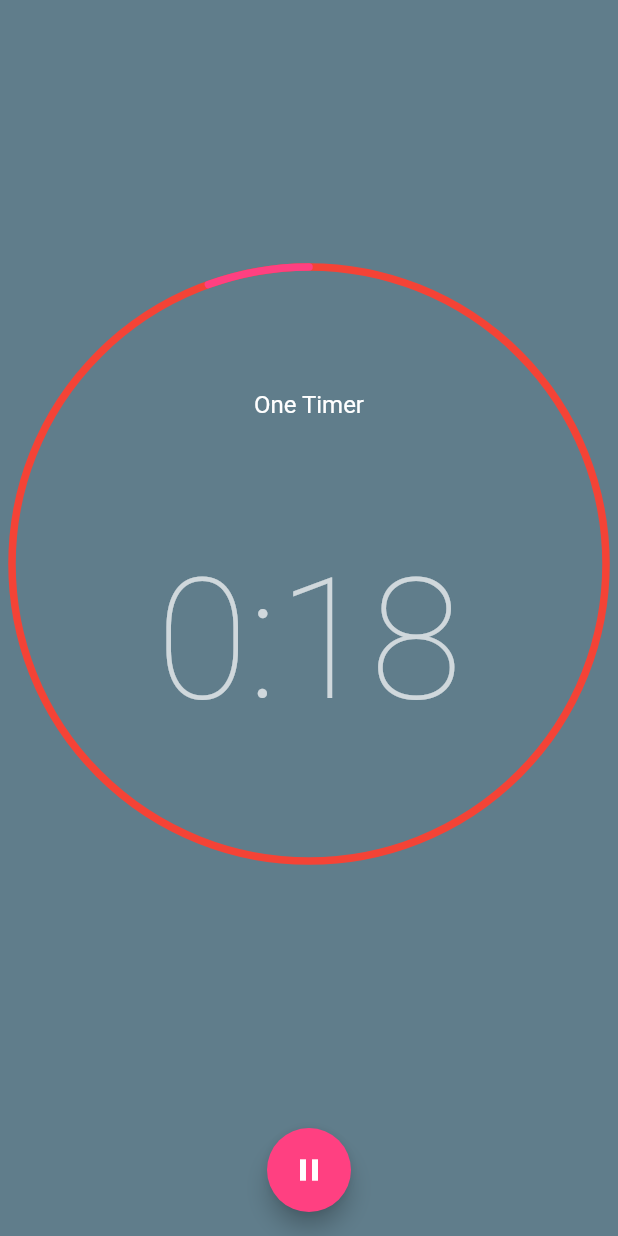
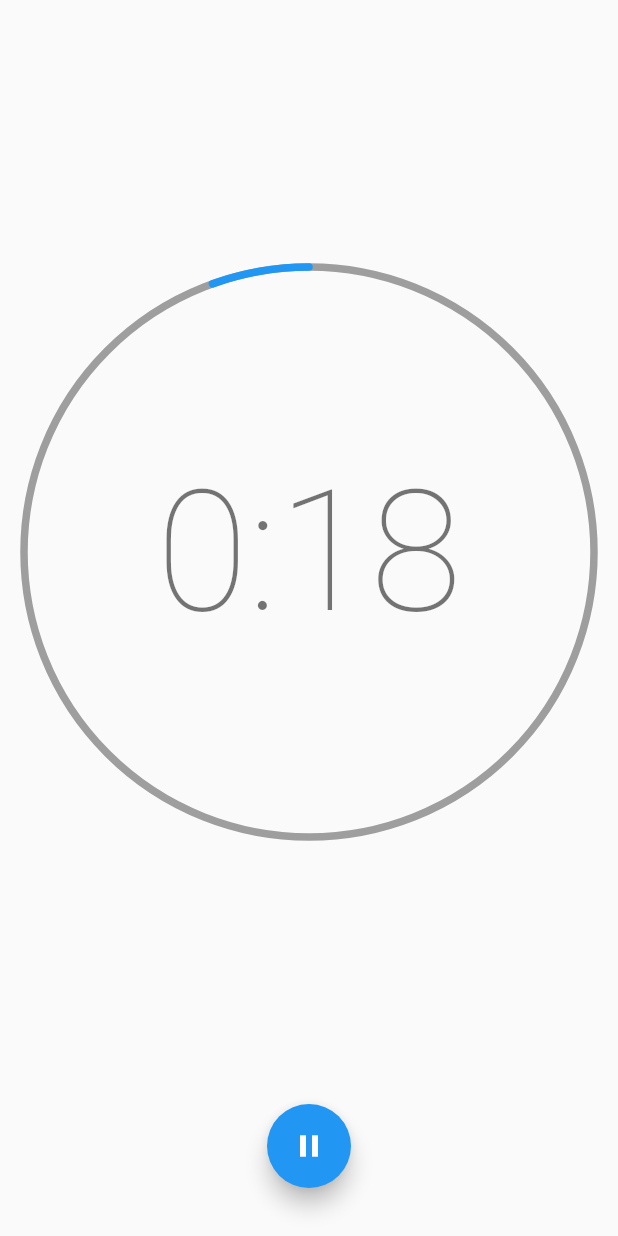
Before and after one commit to roberto-o-r/one-timer, a Flutter app: the screen it shows after launch, after a tap on the "play arrow" icon, on a phone screen of 412 x 824 dp. Run offline on Flutter 3.47's test engine with Material 2 defaults, Android fonts, the phone set to English and light mode, and no system bars.

Commit message:
UI adjustments and fixes

```diff
--- a/lib/main.dart
+++ b/lib/main.dart
@@ -3,11 +3,6 @@ import 'dart:math' as math;
 
 void main() => runApp(MaterialApp(
       home: OneTimerApp(),
-      theme: ThemeData(
-          canvasColor: Colors.blueGrey,
-          iconTheme: IconThemeData(color: Colors.white),
-          accentColor: Colors.pinkAccent,
-          brightness: Brightness.dark),
     ));
 
 class OneTimerApp extends StatefulWidget {
@@ -36,7 +31,7 @@ class OneTimerState extends State<OneTimerApp> with TickerProviderStateMixin {
     ThemeData themeData = Theme.of(context);
     return Scaffold(
       body: Padding(
-        padding: EdgeInsets.all(8.0),
+        padding: EdgeInsets.all(16.0),
         child: Column(
           children: <Widget>[
             Expanded(
@@ -53,20 +48,14 @@ class OneTimerState extends State<OneTimerApp> with TickerProviderStateMixin {
                             return CustomPaint(
                                 painter: TimerPainter(
                                     animation: controller,
-                                    backgroundColor: Colors.red,
+                                    backgroundColor: Colors.grey,
                                     color: themeData.indicatorColor));
                           },
                         ),
                       ),
                       Align(
                           alignment: FractionalOffset.center,
-                          child: Column(
-                            mainAxisAlignment: MainAxisAlignment.spaceEvenly,
-                            crossAxisAlignment: CrossAxisAlignment.center,
-                            children: <Widget>[
-                              Text("One Timer",
-                                  style: themeData.textTheme.subhead),
-                              AnimatedBuilder(
+                          child: AnimatedBuilder(
                             animation: controller,
                             builder: (BuildContext context, Widget child) {
                               return Text(
@@ -74,8 +63,6 @@ class OneTimerState extends State<OneTimerApp> with TickerProviderStateMixin {
                                 style: themeData.textTheme.display4,
                               );
                             },
-                              ),
-                            ],
                           ))
                     ],
                   ),
@@ -83,7 +70,7 @@ class OneTimerState extends State<OneTimerApp> with TickerProviderStateMixin {
               ),
             ),
             Container(
-              margin: EdgeInsets.all(8.0),
+              margin: EdgeInsets.all(16.0),
               child: Row(
                 mainAxisAlignment: MainAxisAlignment.spaceEvenly,
                 children: <Widget>[
@@ -98,7 +85,9 @@ class OneTimerState extends State<OneTimerApp> with TickerProviderStateMixin {
                     ),
                     onPressed: () {
                       if (controller.isAnimating) {
+                        setState(() {
                           controller.stop();
+                        });
                       } else {
                         controller.reverse(
                             from: controller.value == 0.0
```
Lines whose indentation alone changed are shown as unchanged.
